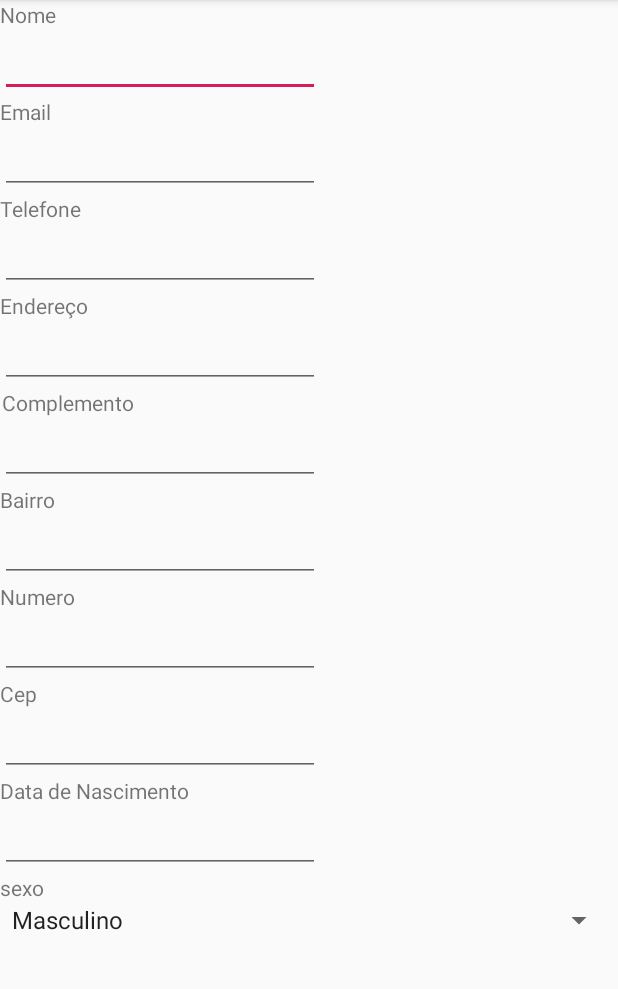
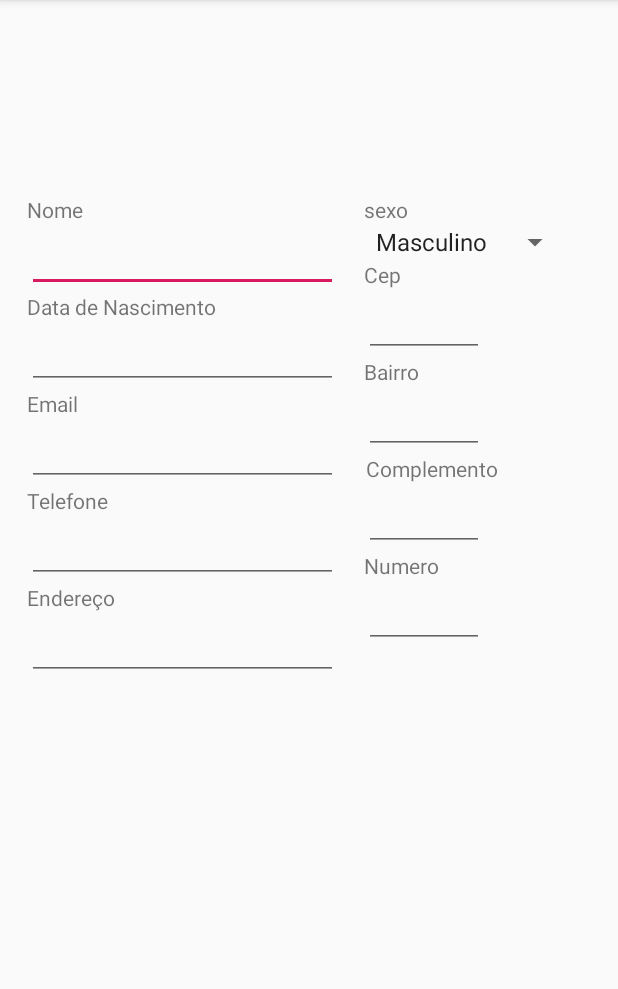
Before and after one commit to luan-vilela/AppSaude, an Android app: the Configuracao screen opened directly, with no data from a screen before it, on a phone screen of 412 x 824 dp, the part 84-1073 px from its top. Run offline under Robolectric (Android 15) with nearby library versions, the phone set to English and light mode, and no system bars.

Commit message:
configuranado o layout

```diff
--- a/app/src/main/res/layout/activity_configuracao.xml
+++ b/app/src/main/res/layout/activity_configuracao.xml
@@ -7,9 +7,19 @@
     tools:context=".Configuracao">
 
     <LinearLayout
-        android:layout_width="410dp"
-        android:layout_height="637dp"
-        android:orientation="vertical">
+        android:id="@+id/linearLayout3"
+        android:layout_width="207dp"
+        android:layout_height="750dp"
+        android:layout_marginStart="18dp"
+        android:layout_marginLeft="18dp"
+        android:layout_marginTop="130dp"
+        android:layout_marginEnd="17dp"
+        android:layout_marginRight="17dp"
+        android:baselineAligned="false"
+        android:orientation="vertical"
+        app:layout_constraintEnd_toStartOf="@+id/layoutGenero"
+        app:layout_constraintStart_toStartOf="parent"
+        app:layout_constraintTop_toTopOf="parent">
 
         <TextView
             android:id="@+id/textView"
@@ -27,6 +37,22 @@
             android:inputType="textPersonName"
             app:layout_constraintStart_toStartOf="@+id/textView"
             app:layout_constraintTop_toBottomOf="@+id/textView" />
+
+        <TextView
+            android:id="@+id/textView3"
+            android:layout_width="wrap_content"
+            android:layout_height="wrap_content"
+            android:text="Data de Nascimento"
+            app:layout_constraintStart_toStartOf="@+id/btnNome"
+            app:layout_constraintTop_toBottomOf="@+id/btnNome" />
+
+
+        <EditText
+            android:id="@+id/editText4"
+            android:layout_width="wrap_content"
+            android:layout_height="wrap_content"
+            android:ems="10"
+            android:inputType="date" />
 
         <TextView
             android:id="@+id/textView5"
@@ -79,6 +105,68 @@
             app:layout_constraintStart_toStartOf="@+id/textView7"
             app:layout_constraintTop_toBottomOf="@+id/textView7" />
 
+
+    </LinearLayout>
+
+
+    <LinearLayout
+        android:id="@+id/layoutGenero"
+        android:layout_width="0dp"
+        android:layout_height="596dp"
+        android:layout_marginTop="130dp"
+        android:layout_marginEnd="12dp"
+        android:layout_marginRight="12dp"
+        android:baselineAligned="false"
+        android:orientation="vertical"
+        app:layout_constraintEnd_toEndOf="parent"
+        app:layout_constraintStart_toEndOf="@+id/linearLayout3"
+        app:layout_constraintTop_toTopOf="parent">
+
+        <TextView
+            android:id="@+id/textView13"
+            android:layout_width="wrap_content"
+            android:layout_height="wrap_content"
+            android:text="sexo"
+            app:layout_constraintStart_toStartOf="@+id/generos"
+            app:layout_constraintTop_toBottomOf="@+id/btnNome" />
+
+        <Spinner
+            android:id="@+id/generos"
+            android:layout_width="wrap_content"
+            android:layout_height="wrap_content" />
+
+        <TextView
+            android:id="@+id/textView11"
+            android:layout_width="wrap_content"
+            android:layout_height="wrap_content"
+            android:text="Cep"
+            app:layout_constraintBottom_toTopOf="@+id/editText11"
+            app:layout_constraintStart_toStartOf="parent" />
+
+        <EditText
+            android:id="@+id/editText13"
+            android:layout_width="80dp"
+            android:layout_height="wrap_content"
+            android:ems="10"
+            android:inputType="textPersonName" />
+
+        <TextView
+            android:id="@+id/textView9"
+            android:layout_width="wrap_content"
+            android:layout_height="wrap_content"
+            android:text="Bairro"
+            app:layout_constraintStart_toStartOf="@+id/editText10"
+            app:layout_constraintTop_toBottomOf="@+id/editText10" />
+
+        <EditText
+            android:id="@+id/editText11"
+            android:layout_width="80dp"
+            android:layout_height="wrap_content"
+            android:ems="10"
+            android:inputType="textPersonName"
+            app:layout_constraintBottom_toBottomOf="parent"
+            app:layout_constraintStart_toStartOf="@+id/textView11" />
+
         <TextView
             android:id="@+id/textView8"
             android:layout_width="wrap_content"
@@ -91,29 +179,12 @@
 
         <EditText
             android:id="@+id/editText10"
-            android:layout_width="wrap_content"
+            android:layout_width="80dp"
             android:layout_height="wrap_content"
             android:ems="10"
             android:inputType="textPersonName"
             app:layout_constraintStart_toStartOf="parent"
             app:layout_constraintTop_toBottomOf="@+id/textView8" />
-
-        <TextView
-            android:id="@+id/textView9"
-            android:layout_width="wrap_content"
-            android:layout_height="wrap_content"
-            android:text="Bairro"
-            app:layout_constraintStart_toStartOf="@+id/editText10"
-            app:layout_constraintTop_toBottomOf="@+id/editText10" />
-
-        <EditText
-            android:id="@+id/editText11"
-            android:layout_width="wrap_content"
-            android:layout_height="wrap_content"
-            android:ems="10"
-            android:inputType="textPersonName"
-            app:layout_constraintBottom_toBottomOf="parent"
-            app:layout_constraintStart_toStartOf="@+id/textView11" />
 
         <TextView
             android:id="@+id/textView10"
@@ -124,58 +195,10 @@
 
         <EditText
             android:id="@+id/editText12"
-            android:layout_width="wrap_content"
+            android:layout_width="80dp"
             android:layout_height="wrap_content"
             android:ems="10"
             android:inputType="textPersonName" />
-
-        <TextView
-            android:id="@+id/textView11"
-            android:layout_width="wrap_content"
-            android:layout_height="wrap_content"
-            android:text="Cep"
-            app:layout_constraintBottom_toTopOf="@+id/editText11"
-            app:layout_constraintStart_toStartOf="parent" />
-
-        <EditText
-            android:id="@+id/editText13"
-            android:layout_width="wrap_content"
-            android:layout_height="wrap_content"
-            android:ems="10"
-            android:inputType="textPersonName" />
-
-        <TextView
-            android:id="@+id/textView3"
-            android:layout_width="wrap_content"
-            android:layout_height="wrap_content"
-            android:text="Data de Nascimento"
-            app:layout_constraintStart_toStartOf="@+id/btnNome"
-            app:layout_constraintTop_toBottomOf="@+id/btnNome" />
-
-        <EditText
-            android:id="@+id/editText4"
-            android:layout_width="wrap_content"
-            android:layout_height="wrap_content"
-            android:ems="10"
-            android:inputType="date"
-            app:layout_constraintEnd_toStartOf="@+id/generos"
-            app:layout_constraintStart_toStartOf="parent"
-            app:layout_constraintTop_toBottomOf="@+id/textView3" />
-
-        <TextView
-            android:id="@+id/textView13"
-            android:layout_width="wrap_content"
-            android:layout_height="wrap_content"
-            android:text="sexo"
-            app:layout_constraintStart_toStartOf="@+id/generos"
-            app:layout_constraintTop_toBottomOf="@+id/btnNome" />
-
-        <Spinner
-            android:id="@+id/generos"
-            android:layout_width="match_parent"
-            android:layout_height="wrap_content" />
-
     </LinearLayout>
 
-
 </android.support.constraint.ConstraintLayout>
```
